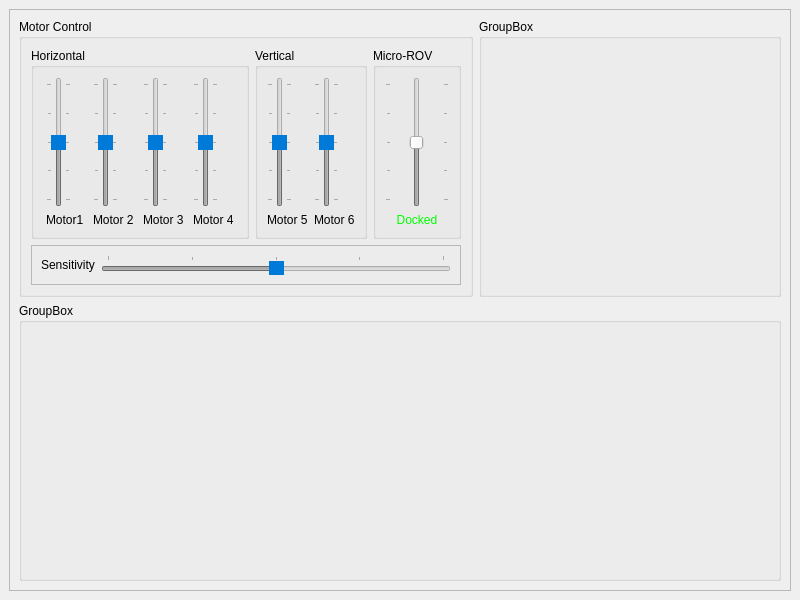
First picture: the form in ui/pilot_terminal.ui, repository ShaneTWilliams/husky-rov, before the edit.
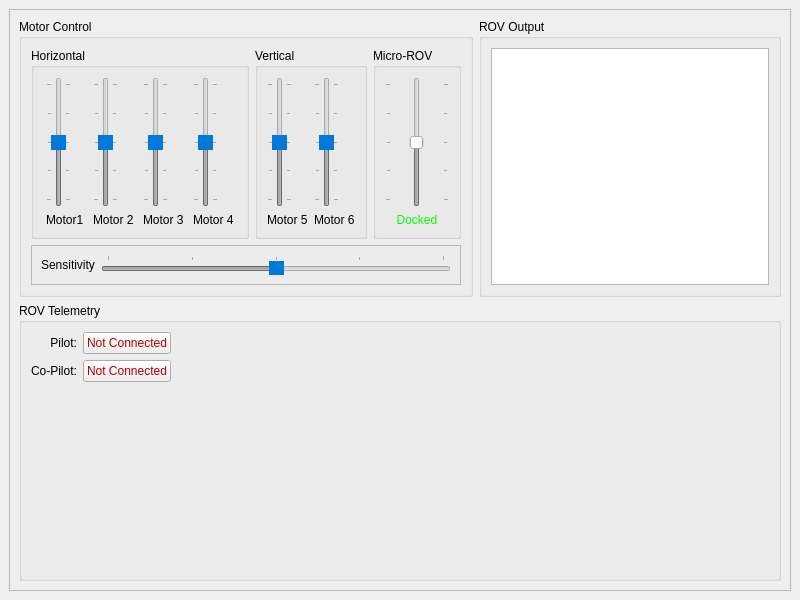
Second picture: the form after the edit. Icons and pictures are not drawn.

What changed in the file:
```diff
--- a/ui/pilot_terminal.ui
+++ b/ui/pilot_terminal.ui
@@ -40,14 +40,6 @@
        <enum>QFrame::Raised</enum>
       </property>
       <layout class="QGridLayout" name="gridLayout_2" rowstretch="1,1" columnstretch="3,2">
-       <item row="0" column="1">
-        <widget class="QGroupBox" name="groupBox">
-         <property name="title">
-          <string>GroupBox</string>
-         </property>
-         <layout class="QGridLayout" name="gridLayout_6"/>
-        </widget>
-       </item>
        <item row="0" column="0">
         <widget class="QGroupBox" name="motorFrame">
          <property name="title">
@@ -430,11 +422,113 @@
          </layout>
         </widget>
        </item>
+       <item row="0" column="1">
+        <widget class="QGroupBox" name="groupBox">
+         <property name="title">
+          <string>ROV Output</string>
+         </property>
+         <layout class="QGridLayout" name="gridLayout_6">
+          <item row="0" column="0">
+           <widget class="QTextBrowser" name="textBrowser">
+            <property name="enabled">
+             <bool>true</bool>
+            </property>
+            <property name="focusPolicy">
+             <enum>Qt::NoFocus</enum>
+            </property>
+           </widget>
+          </item>
+         </layout>
+        </widget>
+       </item>
        <item row="1" column="0" colspan="2">
         <widget class="QGroupBox" name="groupBox_2">
          <property name="title">
-          <string>GroupBox</string>
+          <string>ROV Telemetry</string>
          </property>
+         <layout class="QGridLayout" name="gridLayout_7">
+          <item row="0" column="1">
+           <widget class="QPushButton" name="pilotConnected">
+            <property name="enabled">
+             <bool>true</bool>
+            </property>
+            <property name="focusPolicy">
+             <enum>Qt::NoFocus</enum>
+            </property>
+            <property name="styleSheet">
+             <string notr="true">QPushButton{color:rgb(180, 0, 0)}</string>
+            </property>
+            <property name="text">
+             <string>Not Connected</string>
+            </property>
+           </widget>
+          </item>
+          <item row="1" column="0">
+           <widget class="QLabel" name="label_8">
+            <property name="layoutDirection">
+             <enum>Qt::RightToLeft</enum>
+            </property>
+            <property name="text">
+             <string>Co-Pilot:</string>
+            </property>
+           </widget>
+          </item>
+          <item row="0" column="0">
+           <widget class="QLabel" name="label_9">
+            <property name="layoutDirection">
+             <enum>Qt::LeftToRight</enum>
+            </property>
+            <property name="text">
+             <string>Pilot:</string>
+            </property>
+            <property name="alignment">
+             <set>Qt::AlignRight|Qt::AlignTrailing|Qt::AlignVCenter</set>
+            </property>
+           </widget>
+          </item>
+          <item row="0" column="2">
+           <spacer name="horizontalSpacer">
+            <property name="orientation">
+             <enum>Qt::Horizontal</enum>
+            </property>
+            <property name="sizeHint" stdset="0">
+             <size>
+              <width>40</width>
+              <height>20</height>
+             </size>
+            </property>
+           </spacer>
+          </item>
+          <item row="2" column="0">
+           <spacer name="verticalSpacer">
+            <property name="orientation">
+             <enum>Qt::Vertical</enum>
+            </property>
+            <property name="sizeHint" stdset="0">
+             <size>
+              <width>20</width>
+              <height>40</height>
+             </size>
+            </property>
+           </spacer>
+          </item>
+          <item row="1" column="1">
+           <widget class="QPushButton" name="copilotConnected">
+            <property name="enabled">
+             <bool>true</bool>
+            </property>
+            <property name="focusPolicy">
+             <enum>Qt::NoFocus</enum>
+            </property>
+            <property name="styleSheet">
+             <string notr="true">QPushButton{color:rgb(180, 0, 0)}</string>
+            </property>
+            <property name="text">
+             <string>Not Connected</string>
+            </property>
+           </widget>
+          </item>
+         </layout>
         </widget>
        </item>
       </layout>
```
